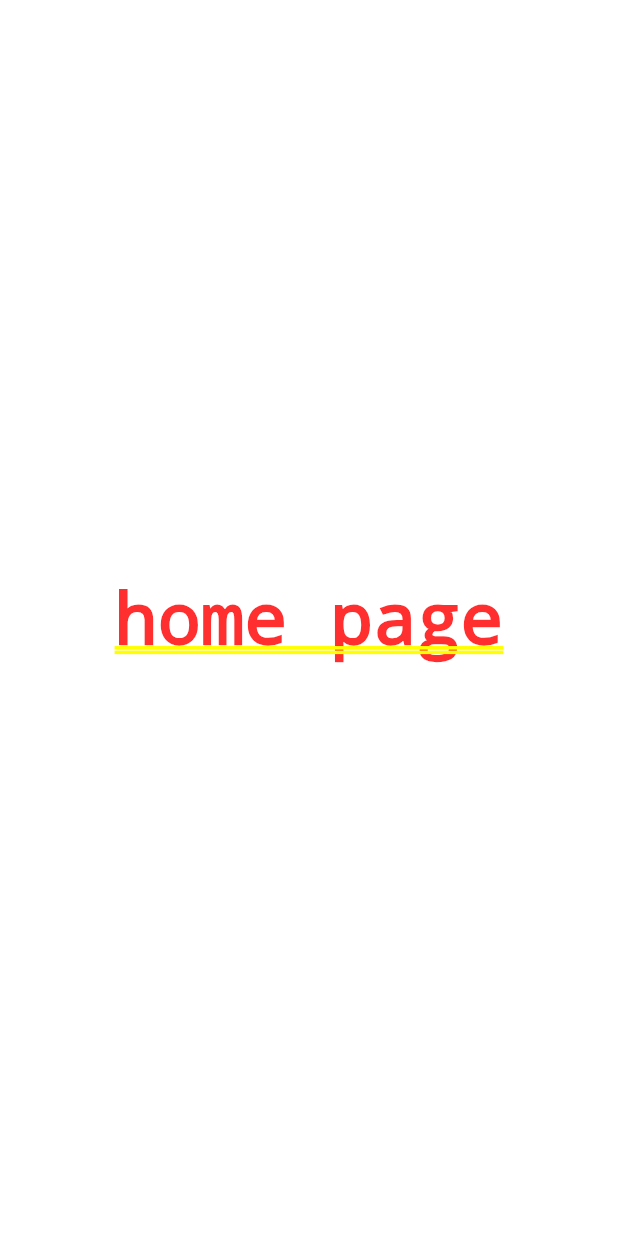
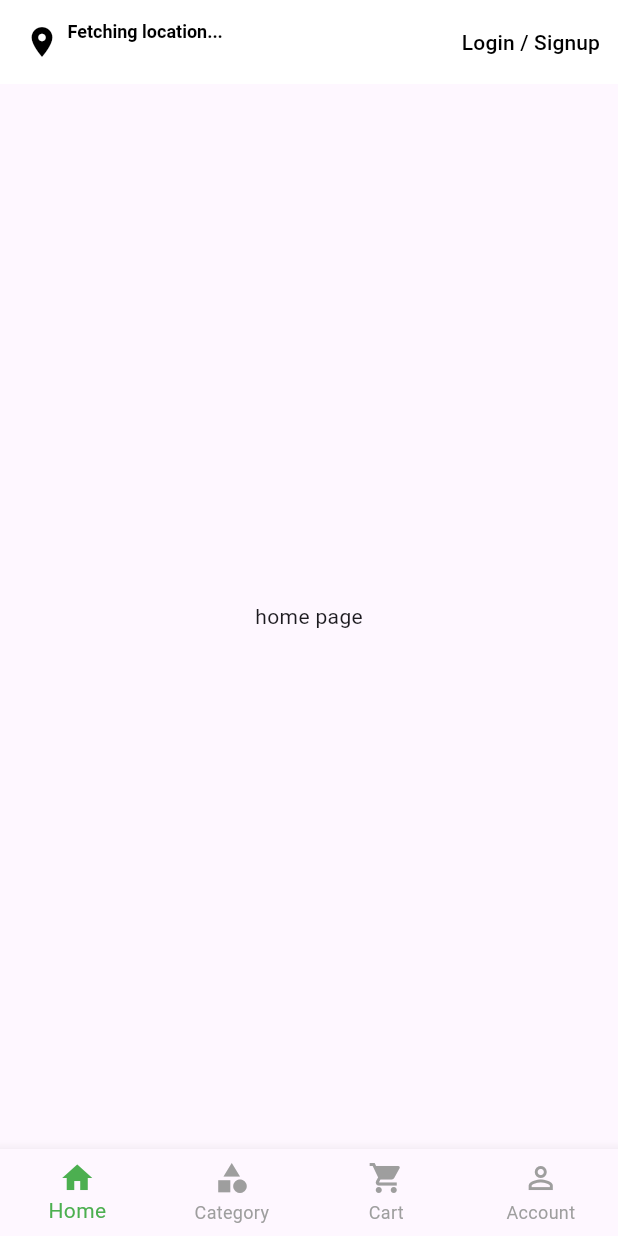
Before and after one commit to Ersanju/joy-a-bloom-dev, a Flutter app: the screen it shows after launch, on a phone screen of 412 x 824 dp. Run offline on Flutter 3.47's test engine with Material 3 defaults, Android fonts, the phone set to English and light mode, and no system bars; our stand-ins replace cloud_firestore, firebase_core; accounts and stored records are empty.

Commit message:
build home page app bar and bottom bar

```diff
--- a/lib/home_page.dart
+++ b/lib/home_page.dart
@@ -1,10 +1,144 @@
-import 'package:flutter/cupertino.dart';
+import 'package:cloud_firestore/cloud_firestore.dart';
+import 'package:flutter/material.dart';
+import 'delivery_location_page.dart';
 
-class HomePage extends StatelessWidget {
+class HomePage extends StatefulWidget {
   const HomePage({super.key});
 
   @override
+  State<HomePage> createState() => _HomePageState();
+}
+
+class _HomePageState extends State<HomePage> {
+  int _currentIndex = 0;
+  final String _locationText = 'Fetching location...';
+  final String _pinCode = '';
+  Map<String, dynamic>? _userData;
+
+  @override
   Widget build(BuildContext context) {
-    return Center(child: Text("home page"));
+    return Scaffold(
+      appBar: _currentIndex == 0 ? buildAppBar() : null,
+      body: Center(child: Text("home page")),
+      bottomNavigationBar: buildBottomNavigationBar(),
+    );
+  }
+
+  PreferredSizeWidget buildAppBar() {
+    return AppBar(
+      automaticallyImplyLeading: false,
+      backgroundColor: Colors.white,
+      elevation: 0,
+      title: Row(
+        children: [
+          InkWell(
+            onTap: () {
+              Navigator.push(
+                context,
+                MaterialPageRoute(
+                  builder: (context) => const DeliveryLocationPage(),
+                ),
+              );
+            },
+            child: Row(
+              children: [
+                const Icon(Icons.location_on, color: Colors.black),
+                const SizedBox(width: 5),
+                Column(
+                  crossAxisAlignment: CrossAxisAlignment.start,
+                  children: [
+                    Text(
+                      _locationText,
+                      style: const TextStyle(
+                        color: Colors.black,
+                        fontSize: 12,
+                        fontWeight: FontWeight.bold,
+                      ),
+                    ),
+                    Text(
+                      _pinCode,
+                      style: const TextStyle(
+                        color: Colors.black,
+                        fontSize: 11,
+                        fontWeight: FontWeight.bold,
+                      ),
+                    ),
+                  ],
+                ),
+              ],
+            ),
+          ),
+        ],
+      ),
+      actions: [
+        _userData == null
+            ? TextButton(
+              onPressed: () {
+                // Navigate to login/signup page
+              },
+              child: const Text(
+                "Login / Signup",
+                style: TextStyle(color: Colors.black),
+              ),
+            )
+            : Row(
+              children: [
+                if (_userData!['profileImageUrl'] != null)
+                  CircleAvatar(
+                    radius: 16,
+                    backgroundImage: NetworkImage(
+                      _userData!['profileImageUrl'],
+                    ),
+                  ),
+                const SizedBox(width: 8),
+                Text(
+                  _userData!['name'] ?? "User",
+                  style: const TextStyle(
+                    color: Colors.black,
+                    fontWeight: FontWeight.w500,
+                  ),
+                ),
+                const SizedBox(width: 12),
+              ],
+            ),
+      ],
+    );
+  }
+
+  Future<void> fetchUserData() async {
+    try {
+      DocumentSnapshot userSnapshot =
+          await FirebaseFirestore.instance
+              .collection('users')
+              .doc('ersanjay')
+              .get();
+
+      if (userSnapshot.exists) {
+        setState(() {
+          _userData = userSnapshot.data() as Map<String, dynamic>;
+        });
+      }
+    } catch (e) {
+      debugPrint("Error fetching user data: $e");
+    }
+  }
+
+  Widget buildBottomNavigationBar() {
+    return BottomNavigationBar(
+      currentIndex: _currentIndex,
+      selectedItemColor: Colors.green,
+      unselectedItemColor: Colors.grey,
+      type: BottomNavigationBarType.fixed,
+      onTap: (index) => setState(() => _currentIndex = index),
+      items: const [
+        BottomNavigationBarItem(icon: Icon(Icons.home), label: 'Home'),
+        BottomNavigationBarItem(icon: Icon(Icons.category), label: 'Category'),
+        BottomNavigationBarItem(icon: Icon(Icons.shopping_cart), label: 'Cart'),
+        BottomNavigationBarItem(
+          icon: Icon(Icons.person_outline),
+          label: 'Account',
+        ),
+      ],
+    );
   }
 }
--- a/lib/main.dart
+++ b/lib/main.dart
@@ -3,7 +3,7 @@ import 'package:flutter/material.dart';
 
 import 'home_page.dart';
 
-void main() async{
+void main() async {
   WidgetsFlutterBinding.ensureInitialized();
   await Firebase.initializeApp();
 
```
Also changed, not shown: lib/delivery_location_page.dart (added, +92 -0 lines).
